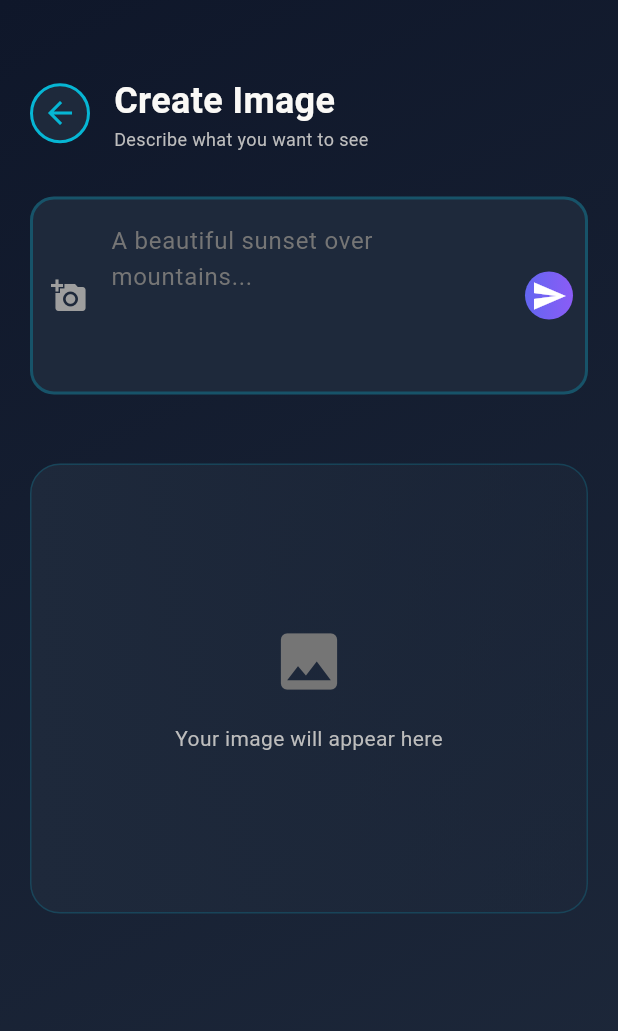
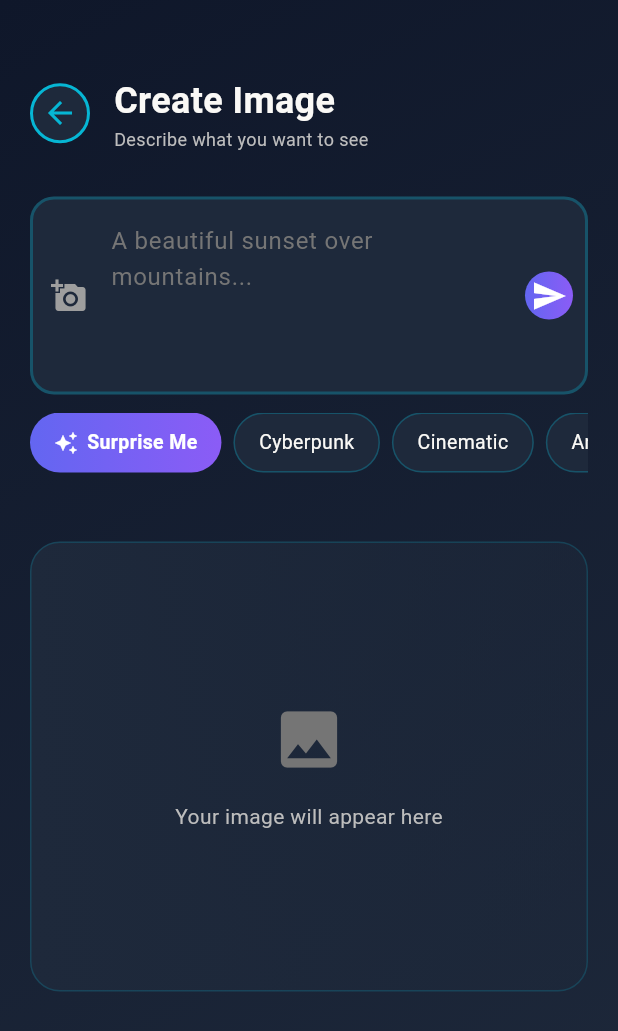
Before and after one commit to Nissan-Shrestha/ai-image-generator, a Flutter app: the ImageGenerationScreen screen opened directly, on a phone screen of 412 x 824 dp. Shown: the top 1031 px of the screen. Run offline on Flutter 3.47's test engine with Material 3 defaults, Android fonts, the phone set to English and light mode, and no system bars; our stand-ins replace flutter_dotenv, google_fonts, image_picker.

Commit message:
added style chips to improve ux in generation screen

```diff
--- a/lib/views/generation/image_generation_screen.dart
+++ b/lib/views/generation/image_generation_screen.dart
@@ -13,6 +13,24 @@ class ImageGenerationScreen extends StatefulWidget {
 
 class _ImageGenerationScreenState extends State<ImageGenerationScreen> {
   final TextEditingController _controller = TextEditingController();
+
+  final List<String> _styles = [
+    "Cyberpunk",
+    "Cinematic",
+    "Anime",
+    "Oil Painting",
+    "3D Render",
+    "Watercolor",
+    "Photorealistic"
+  ];
+
+  final List<String> _surprisePrompts = [
+    "A futuristic city with flying cars at sunset, cyberpunk style",
+    "A cute golden retriever astronaut floating in space",
+    "A majestic waterfall inside a glowing bioluminescent cave",
+    "A tiny magical village hidden inside a hollow tree",
+    "A steampunk airship soaring through fluffy white clouds",
+  ];
 
   @override
   void dispose() {
@@ -224,6 +242,60 @@ class _ImageGenerationScreenState extends State<ImageGenerationScreen> {
                                 ),
                               ),
                             ),
+                            SizedBox(height: 12),
+                            // Style Chips
+                            SizedBox(
+                              height: 40,
+                              child: ListView(
+                                scrollDirection: Axis.horizontal,
+                                children: [
+                                  GestureDetector(
+                                    onTap: () {
+                                      _surprisePrompts.shuffle();
+                                      _controller.text = _surprisePrompts.first;
+                                    },
+                                    child: Container(
+                                      margin: EdgeInsets.only(right: 8),
+                                      padding: EdgeInsets.symmetric(horizontal: 16, vertical: 8),
+                                      decoration: BoxDecoration(
+                                        gradient: LinearGradient(colors: [primaryColor, secondaryColor]),
+                                        borderRadius: BorderRadius.circular(20),
+                                      ),
+                                      alignment: Alignment.center,
+                                      child: Row(
+                                        mainAxisSize: MainAxisSize.min,
+                                        children: [
+                                          Icon(Icons.auto_awesome, color: Colors.white, size: 16),
+                                          SizedBox(width: 6),
+                                          Text("Surprise Me", style: TextStyle(color: Colors.white, fontWeight: FontWeight.bold, fontSize: 13)),
+                                        ],
+                                      ),
+                                    ),
+                                  ),
+                                  ..._styles.map((style) => GestureDetector(
+                                    onTap: () {
+                                      final currentText = _controller.text;
+                                      if (currentText.isEmpty) {
+                                        _controller.text = style;
+                                      } else {
+                                        _controller.text = "$currentText, $style style";
+                                      }
+                                    },
+                                    child: Container(
+                                      margin: EdgeInsets.only(right: 8),
+                                      padding: EdgeInsets.symmetric(horizontal: 16, vertical: 8),
+                                      decoration: BoxDecoration(
+                                        color: surfaceColor,
+                                        borderRadius: BorderRadius.circular(20),
+                                        border: Border.all(color: accentColor.withValues(alpha: 0.3)),
+                                      ),
+                                      alignment: Alignment.center,
+                                      child: Text(style, style: TextStyle(color: textColor, fontSize: 13)),
+                                    ),
+                                  )),
+                                ],
+                              ),
+                            ),
                             SizedBox(height: 16),
                             // Error Message
                             if (vm.errorMessage != null &&
```
Also changed, not shown: 3 other files.
